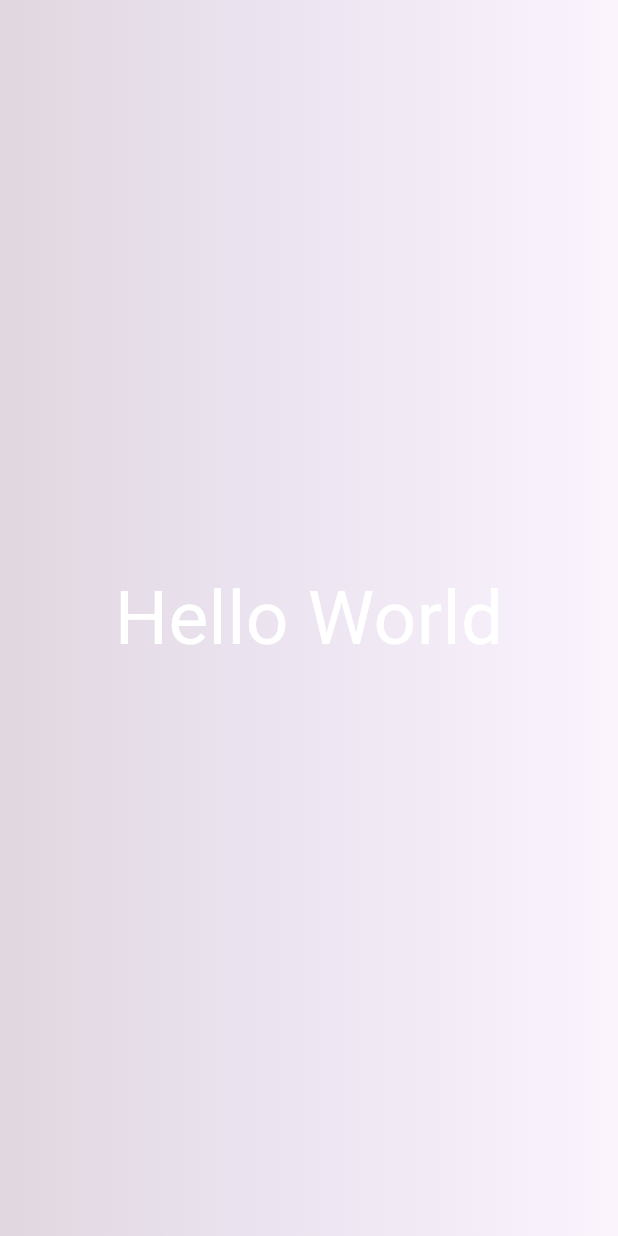
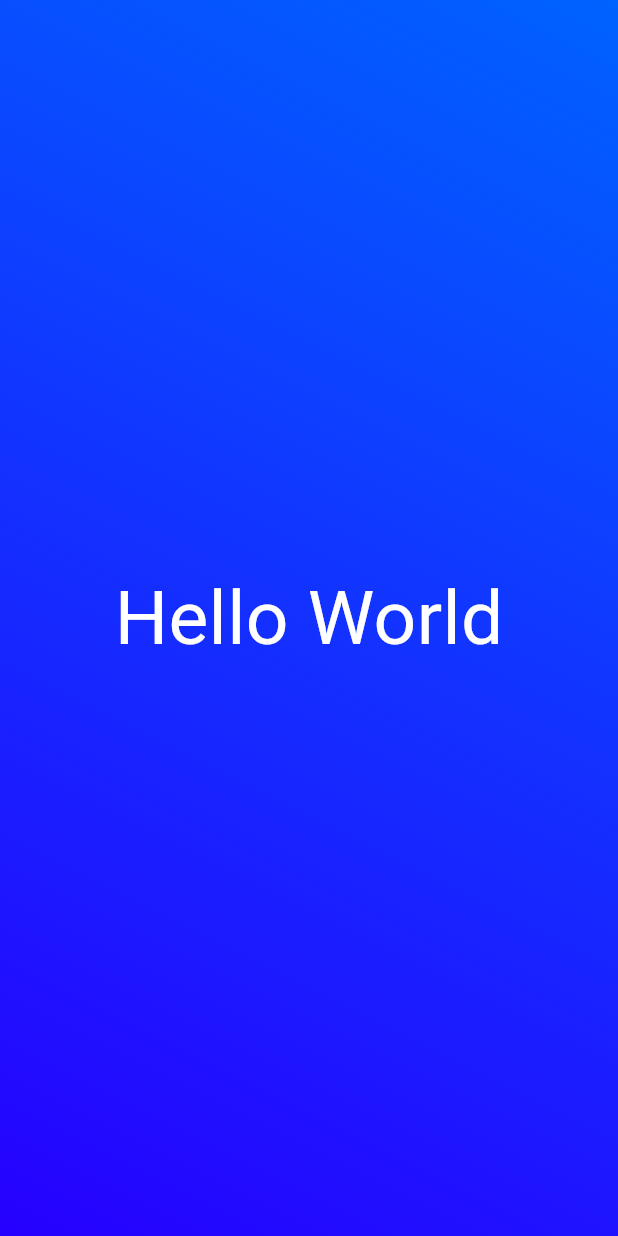
Before and after one commit to UdaraDananjaya/flutter_application, a Flutter app: the screen it shows after launch, on a phone screen of 412 x 824 dp. Run offline on Flutter 3.47's test engine with Material 3 defaults, Android fonts, the phone set to English and light mode, and no system bars.

Commit message:
Change Gradient

```diff
--- a/lib/home_screen.dart
+++ b/lib/home_screen.dart
@@ -12,9 +12,11 @@ class HomeScreen extends StatelessWidget {
           decoration: const BoxDecoration(
               gradient: LinearGradient(
             colors: [
-              Color.fromARGB(34, 33, 3, 23),
-              Color.fromARGB(3, 4, 9, 104),
+              Color.fromARGB(255, 0, 98, 255),
+              Color.fromARGB(255, 38, 0, 255),
             ],
+            begin: Alignment.topRight,
+            end:Alignment.bottomLeft
           )),
           child: const StyledTex(),
         ),
```
